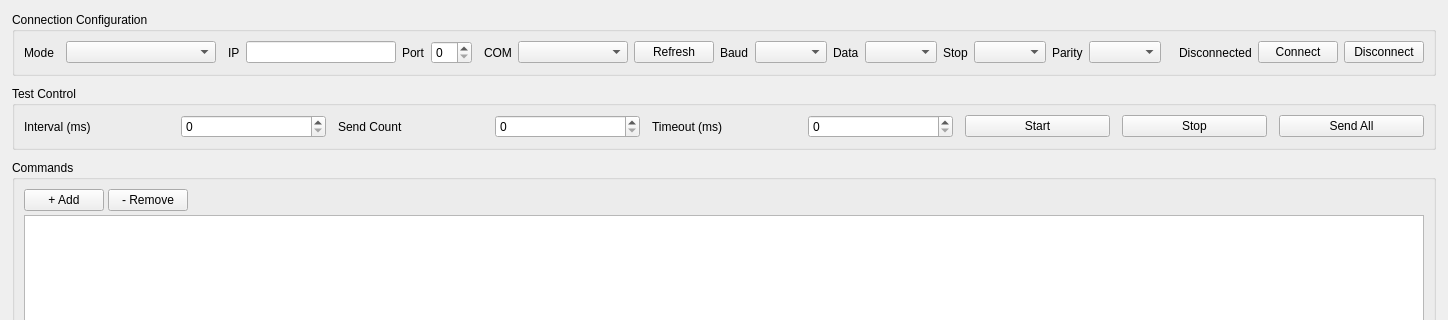
Above: src/mainwindow.ui from adfdwf/SerialEvaluation before the change; both pictures show x 0 to 1448 and y 0 to 320 of the 1448 by 780 pixel window. Below: the same form after it.
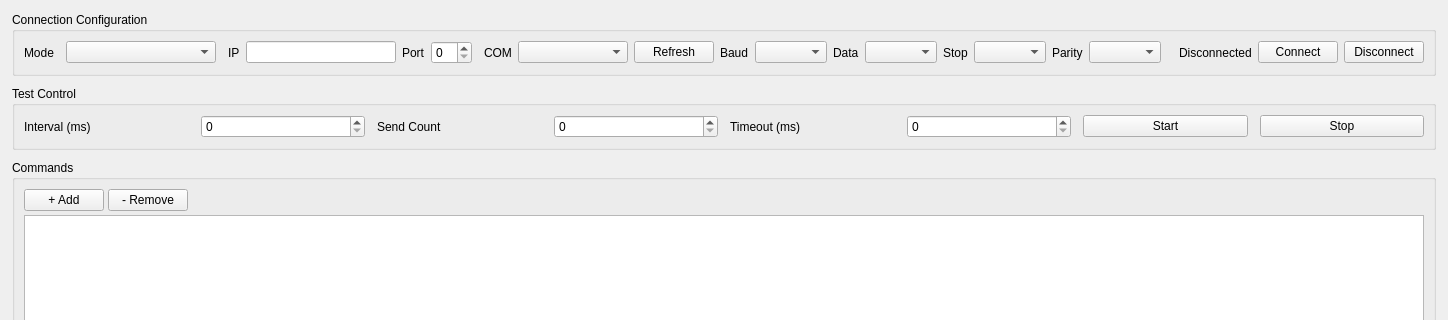
That is the form after the change.

Commit message: Remove manual send controls

```diff
--- a/src/mainwindow.ui
+++ b/src/mainwindow.ui
@@ -288,13 +288,6 @@
          </property>
         </widget>
        </item>
-       <item>
-        <widget class="QPushButton" name="pushButtonSendAll">
-         <property name="text">
-          <string>Send All</string>
-         </property>
-        </widget>
-       </item>
       </layout>
      </widget>
     </item>
```
The commit also changes 2 other files.
